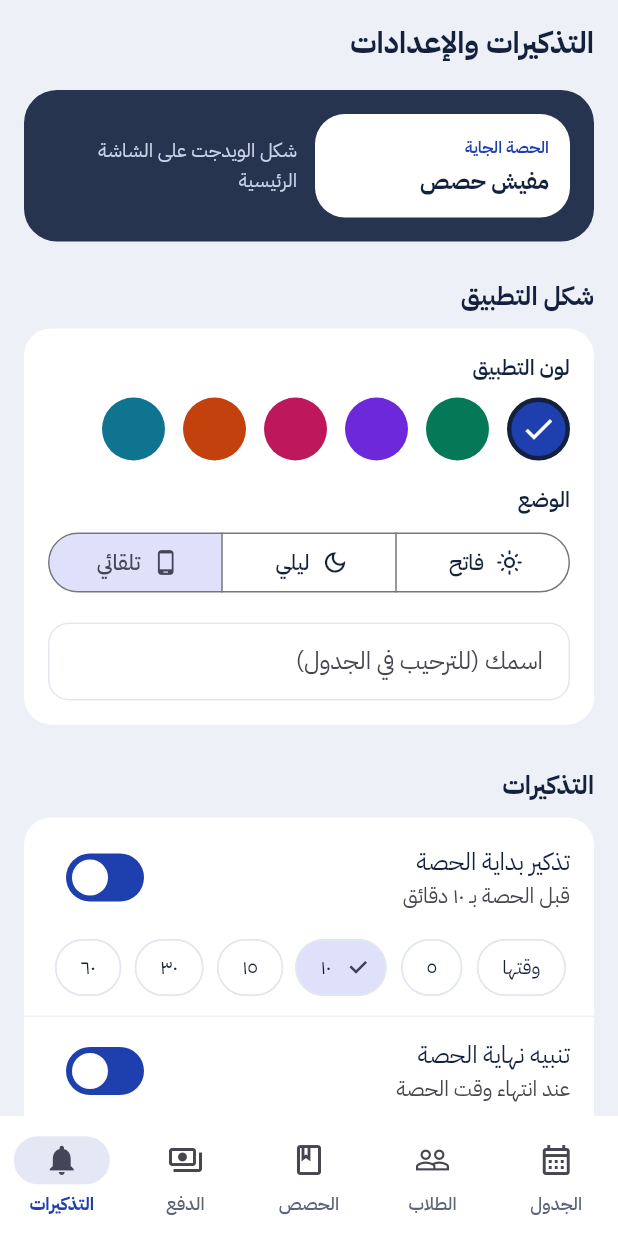
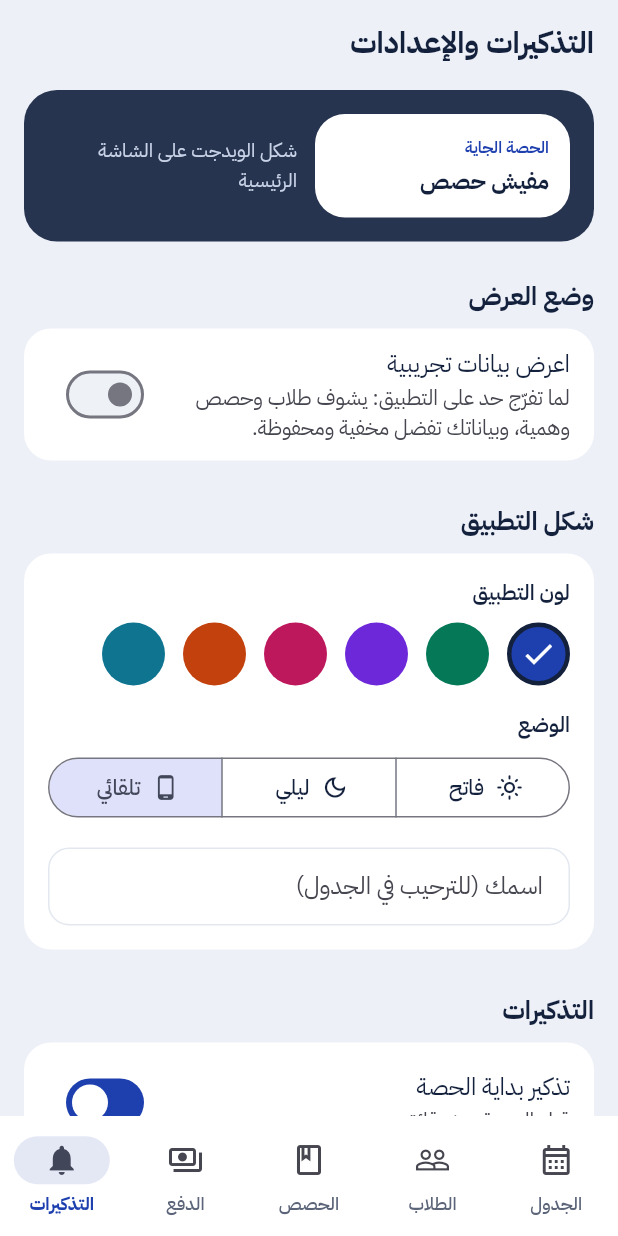
Before and after one commit to medokasemasd-ai/dorosi, a Flutter app: the screen it shows after launch, item 5 of the bottom bar chosen, on a phone screen of 412 x 824 dp. Run offline on Flutter 3.47's test engine with Material 3 defaults, Android fonts, the phone set to English and light mode, and no system bars; our stand-ins replace file_picker, flutter_local_notifications, flutter_timezone, share_plus, timezone; missing offline and left inert: home_widget.

Commit message:
Add a showcase mode that shows sample data instead of the teacher's own
Lets the teacher show the app to someone without revealing real students.
Nothing is saved while it is on, and reminders and the widget keep using the
real data.

Co-Authored-By: Claude Opus 5.5 (1M context) <noreply@anthropic.com>
Claude-Session: https://claude.ai/code/session_01GDz5qe47P4iUSPjctsKpBB

```diff
--- a/lib/main.dart
+++ b/lib/main.dart
@@ -14,6 +14,8 @@ Future<void> main() async {
   // The web build is only a preview, so it runs on sample data in memory.
   final store = AppStore(kIsWeb ? MemoryStorage(demoJson()) : FileStorage());
   store.onChanged = (data) {
+    // Sample data must never replace the real reminders or widget.
+    if (store.showcase) return;
     Reminders.instance.reschedule(data);
     syncHomeWidget(data);
   };
--- a/lib/store.dart
+++ b/lib/store.dart
@@ -7,6 +7,7 @@ import 'package:flutter/widgets.dart';
 import 'package:path_provider/path_provider.dart';
 
 import 'data.dart';
+import 'demo.dart';
 import 'models.dart';
 
 /// Where the app's JSON document lives.
@@ -82,17 +83,39 @@ class AppStore extends ChangeNotifier {
     onChanged?.call(data);
   }
 
+  /// The teacher's own data while sample data is shown in its place.
+  AppData? _real;
+
+  /// Showing sample data, e.g. to let another teacher try the app. Nothing is
+  /// saved and reminders keep using the real data.
+  bool get showcase => _real != null;
+
+  void setShowcase(bool on) {
+    if (on == showcase) return;
+    if (on) {
+      _real = data;
+      data = AppData.fromJson(jsonDecode(demoJson()) as Map<String, dynamic>);
+      data.settings = Settings.fromJson(_real!.settings.toJson());
+    } else {
+      data = _real!;
+      _real = null;
+    }
+    notifyListeners();
+  }
+
   Future<void> _commit() async {
     notifyListeners();
+    if (showcase) return;
     await _storage.write(jsonEncode(data.toJson()));
     _sideEffects?.cancel();
     _sideEffects = Timer(const Duration(milliseconds: 400), () => onChanged?.call(data));
   }
 
-  String exportJson() => const JsonEncoder.withIndent(' ').convert(data.toJson());
+  String exportJson() => const JsonEncoder.withIndent(' ').convert((_real ?? data).toJson());
 
   /// Replaces all data with a backup. Throws if the text is not a valid backup.
   Future<void> importJson(String raw) async {
+    if (showcase) throw const FormatException('اقفل وضع العرض الأول');
     final decoded = jsonDecode(raw);
     if (decoded is! Map<String, dynamic> || !decoded.containsKey('students')) {
       throw const FormatException('ليس ملف نسخة احتياطية من دروسي');
--- a/lib/ui/settings_page.dart
+++ b/lib/ui/settings_page.dart
@@ -39,6 +39,17 @@ class SettingsPage extends StatelessWidget {
             time: next == null ? null : '${dayLabel(next.date, DateTime.now())} · ${fmtTime(next.startMin)}',
           ),
           const SizedBox(height: 16),
+          const SectionTitle('وضع العرض'),
+          Panel(
+            padding: const EdgeInsets.symmetric(vertical: 4),
+            child: SwitchListTile(
+              value: store.showcase,
+              onChanged: store.setShowcase,
+              title: const Text('اعرض بيانات تجريبية'),
+              subtitle: const Text('لما تفرّج حد على التطبيق: يشوف طلاب وحصص وهمية، وبياناتك تفضل مخفية ومحفوظة.'),
+            ),
+          ),
+          const SizedBox(height: 20),
           const SectionTitle('شكل التطبيق'),
           const _Look(),
           const SizedBox(height: 20),
--- a/lib/ui/shell.dart
+++ b/lib/ui/shell.dart
@@ -5,6 +5,7 @@ import 'groups_page.dart';
 import 'payments_page.dart';
 import 'schedule_page.dart';
 import 'settings_page.dart';
+import 'theme.dart';
 import 'students_page.dart';
 
 class Shell extends StatefulWidget {
@@ -34,7 +35,36 @@ class _ShellState extends State<Shell> {
           const SettingsPage(),
         ],
       ),
-      bottomNavigationBar: NavigationBar(
+      bottomNavigationBar: Column(
+        mainAxisSize: MainAxisSize.min,
+        children: [
+          if (store.showcase)
+            Material(
+              color: AppColors.partialSoft,
+              child: InkWell(
+                onTap: () => store.setShowcase(false),
+                child: Padding(
+                  padding: const EdgeInsets.symmetric(horizontal: 16, vertical: 8),
+                  child: Row(
+                    children: [
+                      Icon(Icons.visibility_outlined, size: 18, color: AppColors.partial),
+                      const SizedBox(width: 8),
+                      Expanded(
+                        child: Text(
+                          'وضع العرض: دي بيانات تجريبية',
+                          style: TextStyle(color: AppColors.partial, fontWeight: FontWeight.w600),
+                        ),
+                      ),
+                      Text(
+                        'خروج',
+                        style: TextStyle(color: AppColors.partial, fontWeight: FontWeight.w700),
+                      ),
+                    ],
+                  ),
+                ),
+              ),
+            ),
+          NavigationBar(
             selectedIndex: _tab,
             onDestinationSelected: (i) => setState(() => _tab = i),
             destinations: const [
@@ -43,7 +73,11 @@ class _ShellState extends State<Shell> {
                 selectedIcon: Icon(Icons.calendar_month),
                 label: 'الجدول',
               ),
-          NavigationDestination(icon: Icon(Icons.people_outline), selectedIcon: Icon(Icons.people), label: 'الطلاب'),
+              NavigationDestination(
+                icon: Icon(Icons.people_outline),
+                selectedIcon: Icon(Icons.people),
+                label: 'الطلاب',
+              ),
               NavigationDestination(icon: Icon(Icons.class_outlined), selectedIcon: Icon(Icons.class_), label: 'الحصص'),
               NavigationDestination(
                 icon: Icon(Icons.payments_outlined),
@@ -57,6 +91,8 @@ class _ShellState extends State<Shell> {
               ),
             ],
           ),
+        ],
+      ),
     );
   }
 }
```
Also changed, not shown: 1 other file. Lines whose indentation alone changed are shown as unchanged.
